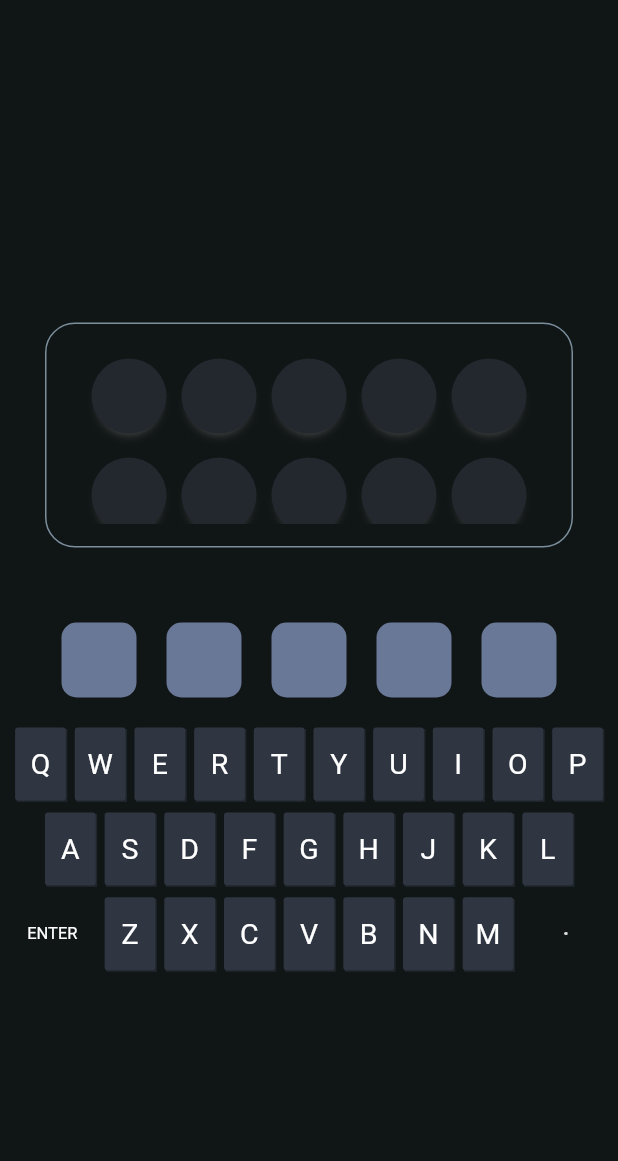
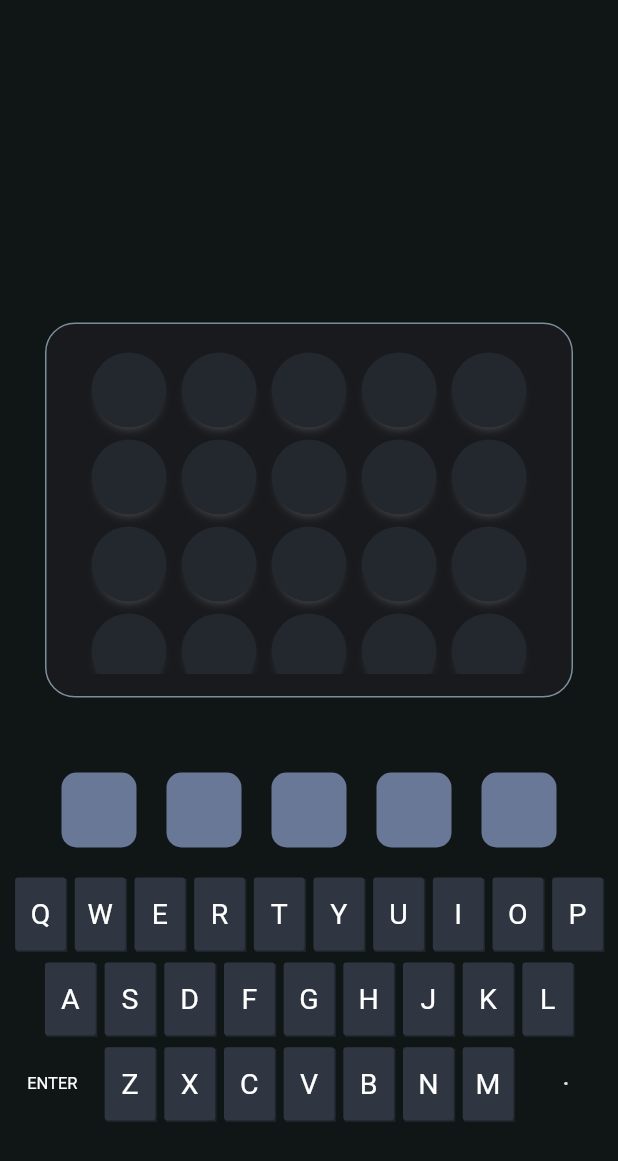
Before and after one commit to 100mslive/thirdle, a Flutter app: the screen it shows after launch, on a phone screen of 412 x 824 dp. Shown: the top 1161 px of the screen. Run offline on Flutter 3.47's test engine with Material 2 defaults, Android fonts, the phone set to English and light mode, and no system bars; drawn by our look-alikes of oktoast; our stand-ins replace google_fonts, permission_handler; missing offline and left inert: hmssdk_flutter; network calls fail; statements that could not run were skipped; project files that could hold a hidden picture were left out.

Commit message:
color fix to wordbar and thirdleboard

```diff
--- a/lib/ui/components/word_bar.dart
+++ b/lib/ui/components/word_bar.dart
@@ -12,7 +12,7 @@ class WordBar extends StatelessWidget {
   Widget build(BuildContext context) {
     return Container(
       height: 50,
-      margin: const EdgeInsets.symmetric(vertical: 8),
+      margin: const EdgeInsets.symmetric(vertical: 4),
       child: Row(
         mainAxisAlignment: MainAxisAlignment.center,
         children: word.letters
--- a/lib/ui/screens/thirdle_board.dart
+++ b/lib/ui/screens/thirdle_board.dart
@@ -41,10 +41,10 @@ class _ThirdleBoardState extends State<ThirdleBoard> {
           Padding(
             padding: const EdgeInsets.all(30.0),
             child: Container(
-              height: 150,
+              height: 250,
               width: 380,
               decoration: BoxDecoration(
-                  color: kPrimaryHMSColor,
+                  color: kGuessBoxColor,
                   border: Border.all(
                     color: const Color.fromARGB(255, 122, 142, 156),
                   ),
```
